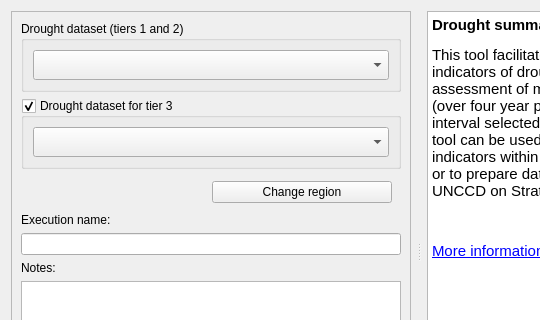
Old version of the form LDMP/gui/DlgCalculateDroughtSummary.ui in the repository ConservationInternational/trends.earth; both pictures show x 0 to 540 and y 0 to 320 of the 694 by 530 pixel window.
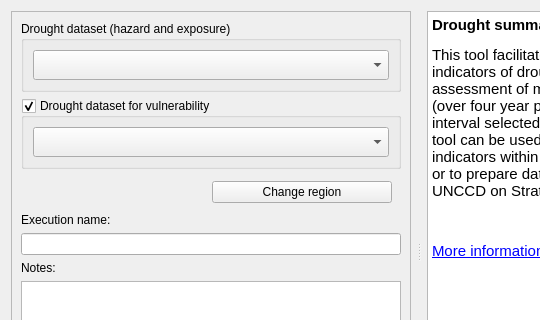
New version of the form. Custom widgets are drawn as their Qt base class.

Commit message:
updated datasets to 2021 and fixed terminology (#552)
* updates terminology in dialogs reported on ticket #537

* updates chirps precip asset to 2021 and corrects the end year for modis lp'

* updates CHIRPS and MODIS ET datasets to 2021 and adds a 'downloadable' field to the datasets metadata

* replaced one last mention to trajectory with trend

* fixes casing on terminology

```diff
--- a/LDMP/gui/DlgCalculateDroughtSummary.ui
+++ b/LDMP/gui/DlgCalculateDroughtSummary.ui
@@ -99,7 +99,7 @@
               </font>
              </property>
              <property name="title">
-              <string>Drought dataset (tiers 1 and 2)</string>
+              <string>Drought dataset (hazard and exposure)</string>
              </property>
              <layout class="QVBoxLayout" name="verticalLayout_8">
               <item>
@@ -151,7 +151,7 @@
               </font>
              </property>
              <property name="title">
-              <string>Drought dataset for tier 3</string>
+              <string>Drought dataset for vulnerability</string>
              </property>
              <property name="checkable">
               <bool>true</bool>
```
The commit also changes 6 other files.
